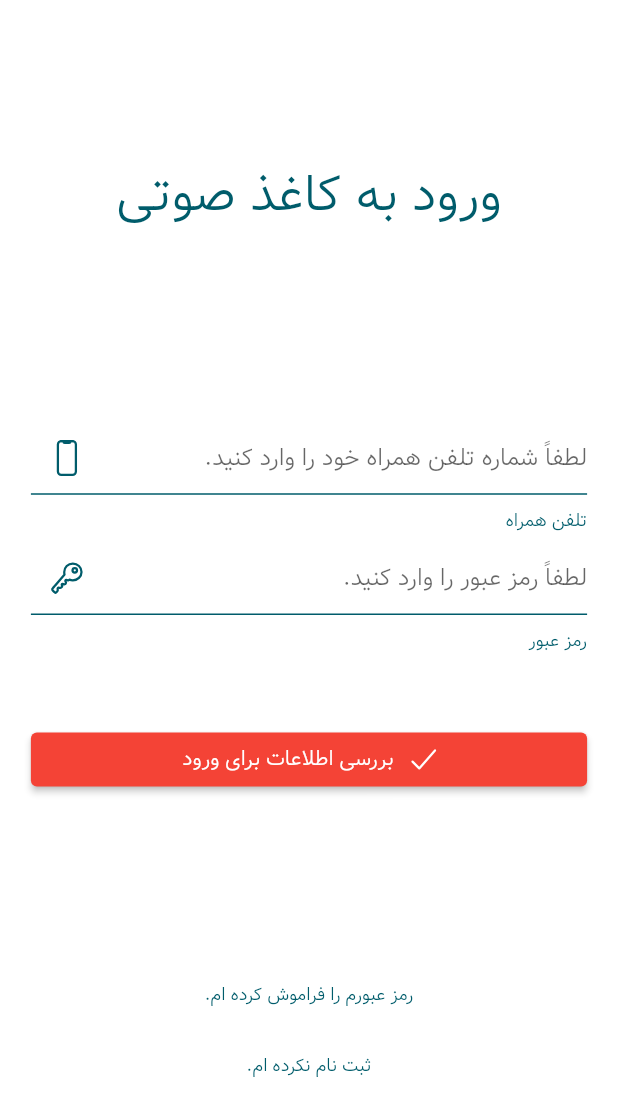
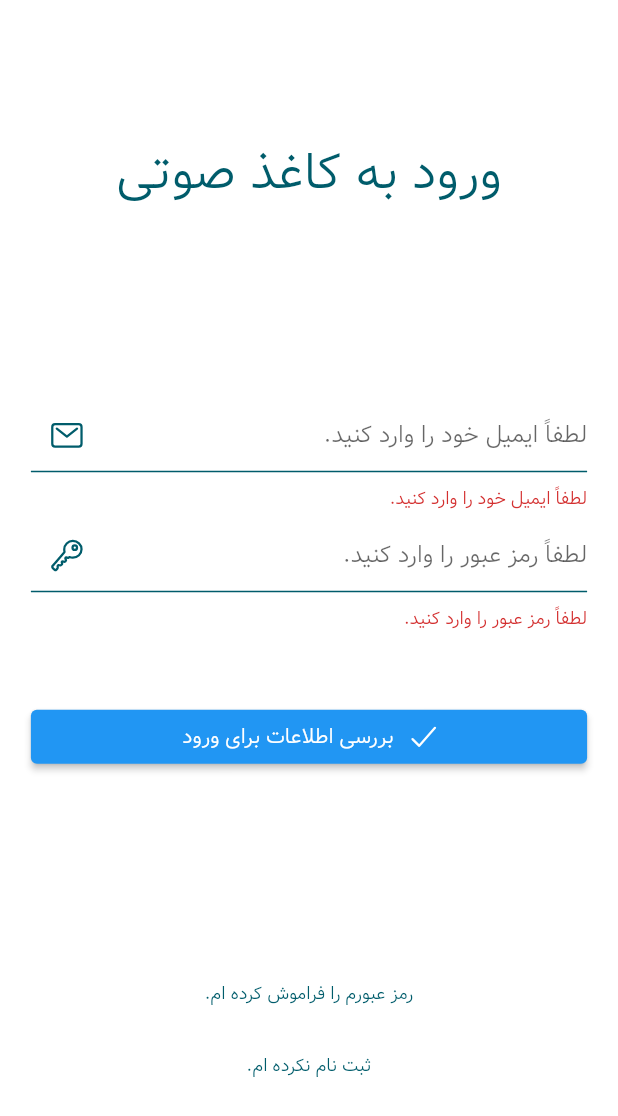
Before and after one commit to akbarpour814/kaghazsoti, a Flutter app: the LoginPage screen opened directly, after a tap on "بررسی اطلاعات برای ورود", on a phone screen of 412 x 824 dp. Shown: the top 1116 px of the screen. Run offline on Flutter 3.47's test engine with Material 2 defaults, Android fonts, the phone set to English and light mode, and no system bars; our stand-ins replace audio_service, audio_video_progress_bar, dio, internet_connection_checker, ionicons, just_audio and 8 more; missing offline and left inert: material_color_generator, persian_number_utility, restart_app, shared_value, zarinpal; accounts and stored records are empty; network calls fail; project files that could hold a hidden picture were left out.

Commit message:
چک نیمه کاره لاگین و اسپلش

```diff
--- a/lib/controller/custom_dio.dart
+++ b/lib/controller/custom_dio.dart
@@ -1,5 +1,8 @@
 import 'package:dio/dio.dart';
+import 'package:shared_value/shared_value.dart';
+
+String tokenLogin = '';
 
 class CustomDio {
-  static Dio dio = Dio(BaseOptions(baseUrl: 'https://kaghazsoti.uage.ir/api/', headers: {'Authorization' : 'Bearer 50|IEyWoGaAYripoLugW6mcaVN69n2gpjjNv0vNPYmA', 'Accept': 'application/json', 'client': 'api'}),);
+  static Dio dio = Dio(BaseOptions(baseUrl: 'https://kaghazsoti.uage.ir/api/', headers: {'Authorization' : 'Bearer $tokenLogin', 'Accept': 'application/json', 'client': 'api'}),);
 }
--- a/lib/main.dart
+++ b/lib/main.dart
@@ -130,8 +130,7 @@ class MyApp extends StatelessWidget {
   ThemeData _theme(BuildContext context) {
     return ThemeData(
       fontFamily: fontFamily,
-      //primarySwatch: generateMaterialColor(color: _primaryColor),
-      primarySwatch: Colors.red,
+      primarySwatch: generateMaterialColor(color: _primaryColor),
       primaryColor: _primaryColor,
       scaffoldBackgroundColor: Colors.white,
       dividerColor: _primaryColor,
--- a/lib/view/pages/login_pages/login_page.dart
+++ b/lib/view/pages/login_pages/login_page.dart
@@ -8,8 +8,10 @@ import 'package:takfood_seller/view/pages/login_pages/registration_page.dart';
 import 'package:takfood_seller/view/view_models/custom_text_field.dart';
 import 'package:sizer/sizer.dart';
 
+import '../../../controller/functions_for_checking_user_information_format.dart';
 import '../../../main.dart';
 import '../../view_models/custom_snack_bar.dart';
+import '../../view_models/persistent_bottom_navigation_bar.dart';
 
 class LoginPage extends StatefulWidget {
   const LoginPage({Key? key}) : super(key: key);
@@ -19,10 +21,13 @@ class LoginPage extends StatefulWidget {
 }
 
 class _LoginPageState extends State<LoginPage> with TickerProviderStateMixin {
+  late  bool _internetConnectionChecker;
+  late Response<dynamic> _customDio;
+  late CustomResponse _customResponse;
   final TextEditingController _emailOrPhoneNumberController = TextEditingController();
-  bool _emailOrPhoneNumberError = false;
+  String? _emailOrPhoneNumberError;
   final TextEditingController _passwordController = TextEditingController();
-  bool _passwordError = false;
+  String? _passwordError;
 
   late bool _loginPermission;
   late bool _emailOrPhoneNumber;
@@ -32,15 +37,17 @@ class _LoginPageState extends State<LoginPage> with TickerProviderStateMixin {
   @override
   void initState() {
     _loginPermission = false;
-    _emailOrPhoneNumber = false;
+    _emailOrPhoneNumber = true;
 
     super.initState();
   }
 
   @override
   Widget build(BuildContext context) {
-    return Scaffold(
-      body: _body(),
+    return SafeArea(
+      child: Scaffold(
+        body: _body(),
+      ),
     );
   }
 
@@ -67,7 +74,6 @@ class _LoginPageState extends State<LoginPage> with TickerProviderStateMixin {
               _informationConfirmButton(),
               Container(
                 margin: EdgeInsets.only(top: 15.0.h),
-                height: 8.0.h,
                 child: Column(
                   mainAxisAlignment: MainAxisAlignment.spaceBetween,
                   children: [
@@ -156,14 +162,18 @@ class _LoginPageState extends State<LoginPage> with TickerProviderStateMixin {
         decoration: InputDecoration(
           helperText: _emailOrPhoneNumber ? 'ایمیل' : 'تلفن همراه',
           hintText: 'لطفاً ${_emailOrPhoneNumber ? 'ایمیل' : 'شماره تلفن همراه'} خود را وارد کنید.',
-          errorText: _emailOrPhoneNumberError ? _emailOrPhoneNumber ? '' : '' : null,
+          errorText: _emailOrPhoneNumberError,
           suffixIcon: Icon(
             _emailOrPhoneNumber
                 ? Ionicons.mail_outline
                 : Ionicons.phone_portrait_outline,
           ),
         ),
-        onChanged: (String text) {},
+        onChanged: (String text) {
+          setState(() {
+            _emailOrPhoneNumberError = null;
+          });
+        },
       ),
     );
   }
@@ -178,10 +188,14 @@ class _LoginPageState extends State<LoginPage> with TickerProviderStateMixin {
         decoration: InputDecoration(
           helperText: 'رمز عبور',
           hintText: 'لطفاً رمز عبور را وارد کنید.',
-          errorText: _passwordError ? 'رمز عبور وارد شده شتباه است.' : null,
+          errorText: _passwordError,
           suffixIcon: const Icon(Ionicons.key_outline),
         ),
-        onChanged: (String text) {},
+        onChanged: (String text) {
+          setState(() {
+            _passwordError = null;
+          });
+        },
       ),
     );
   }
@@ -204,14 +218,64 @@ class _LoginPageState extends State<LoginPage> with TickerProviderStateMixin {
   }
 
   void _informationConfirm() async {
-    Response<dynamic> response = await CustomDio.dio.post('login', data: {'email' : _emailOrPhoneNumberController.text, 'password' : _passwordController.text},);
+    _emailOrPhoneNumberError = UserInformationFormatCheck.checkEmailFormat(
+      _emailOrPhoneNumberController,
+        'لطفاً ${_emailOrPhoneNumber ? 'ایمیل' : 'شماره تلفن همراه'} خود را وارد کنید.',
+    );
 
-    _informationConfirmResponse = CustomResponse.fromJson(response.data);
+    _passwordError = UserInformationFormatCheck.checkPasswordFormat(_passwordController, 'لطفاً رمز عبور را وارد کنید.',);
+
+    if((_emailOrPhoneNumberError == null) && (_passwordError == null)) {
+      _customDio = await CustomDio.dio.post('login', data: {'email' : _emailOrPhoneNumberController.text, 'password' : _passwordController.text},);
+
+      if(_customDio.statusCode == 200) {
+        _customResponse = CustomResponse.fromJson(_customDio.data);
+
+        _loginPermission = true;
+
+        if(_customResponse.success) {
+          _emailOrPhoneNumberError = null;
+          _passwordError = null;
+
+          tokenLogin = _customResponse.data['token'];
+          await sharedPreferences.setString('tokenLogin', _customResponse.data['token']);
+          await sharedPreferences.setBool('firstLogin', false);
+
+          ScaffoldMessenger.of(context).showSnackBar(
+            customSnackBar(
+              context,
+              Ionicons.checkmark_done_outline,
+              'به کاغذ صوتی خوش آمدید.',
+              2,
+            ),
+          );
+
+          Future.delayed(const Duration(seconds: 3), () {
+            Navigator.pushReplacement(
+              context,
+              MaterialPageRoute(
+                builder: (context) => const PersistentBottomNavigationBar(),
+              ),
+            );
+          });
+
+        } else {
+          _emailOrPhoneNumberError = 'کاربری با ایمیل وارد شده یافت نشد.';
+          _passwordError = 'رمز عبور وارد شده درست نمی باشد.';
+
+          _loginPermission = false;
+        }
+      }
+    }
+
+
+
+
   }
 
-  InkWell _forgotPasswordButton() {
-    return InkWell(
-      onTap: () {
+  TextButton _forgotPasswordButton() {
+    return TextButton(
+      onPressed: () {
         if (!_loginPermission) {
           Navigator.of(context).push(
             MaterialPageRoute(
@@ -233,9 +297,9 @@ class _LoginPageState extends State<LoginPage> with TickerProviderStateMixin {
     );
   }
 
-  InkWell _registrationButton() {
-    return InkWell(
-      onTap: () {
+  TextButton _registrationButton() {
+    return TextButton(
+      onPressed: () {
         if (!_loginPermission) {
           Navigator.of(context).push(
             MaterialPageRoute(
--- a/lib/view/pages/login_pages/registration_page.dart
+++ b/lib/view/pages/login_pages/registration_page.dart
@@ -291,7 +291,7 @@ class _RegistrationPageState extends State<RegistrationPage> {
 
         if (_registeredInformation) {
           ScaffoldMessenger.of(context).showSnackBar(
-            customSnackBar(context, Ionicons.checkmark_done_outline, 'خوش آمدید.',),
+            customSnackBar(context, Ionicons.checkmark_done_outline, 'خوش آمدید.', 2,),
           );
         }
 
--- a/lib/view/pages/profile_page/account_page.dart
+++ b/lib/view/pages/profile_page/account_page.dart
@@ -301,6 +301,7 @@ class _AccountPageState extends State<AccountPage> {
               context,
               Ionicons.checkmark_done_outline,
               'اطلاعات شما با موفقیت به روز رسانی شد.',
+              4,
             ),
           );
         } else {
@@ -309,6 +310,7 @@ class _AccountPageState extends State<AccountPage> {
               context,
               Ionicons.refresh_outline,
               'لطفاً دوباره امتحان کنید.',
+              4,
             ),
           );
         }
--- a/lib/view/pages/profile_page/contact_us_page.dart
+++ b/lib/view/pages/profile_page/contact_us_page.dart
@@ -286,6 +286,7 @@ class _ContactUsPageState extends State<ContactUsPage> {
             context,
             Ionicons.checkmark_done_outline,
             'نظر شما با موفقیت ثبت شد.',
+            4,
           ),
         );
       } else {
@@ -294,6 +295,7 @@ class _ContactUsPageState extends State<ContactUsPage> {
             context,
             Ionicons.refresh_outline,
             'لطفاً دوباره امتحان کنید.',
+            4,
           ),
         );
       }
--- a/lib/view/pages/profile_page/password_setting_page.dart
+++ b/lib/view/pages/profile_page/password_setting_page.dart
@@ -249,7 +249,7 @@ class _PasswordSettingPageState extends State<PasswordSettingPage> {
 
           if (_newPasswordRegistered) {
             ScaffoldMessenger.of(context).showSnackBar(
-              customSnackBar(context, Ionicons.checkmark_done_outline, 'رمز عبور جدید ثبت شد.',),
+              customSnackBar(context, Ionicons.checkmark_done_outline, 'رمز عبور جدید ثبت شد.', 4,),
             );
           }
 
--- a/lib/view/pages/profile_page/profile_page.dart
+++ b/lib/view/pages/profile_page/profile_page.dart
@@ -187,7 +187,7 @@ class _ProfilePageState extends State<ProfilePage> {
   InkWell _logOut() {
     return InkWell(
       onTap: () async {
-        await sharedPreferences.setBool('logOut', true);
+        await sharedPreferences.setBool('firstLogin', true);
 
         Restart.restartApp();
       },
--- a/lib/view/view_models/book_introduction_page.dart
+++ b/lib/view/view_models/book_introduction_page.dart
@@ -657,6 +657,7 @@ class _BookIntroductionPageState extends State<BookIntroductionPage>
             context,
             Ionicons.checkmark_done_outline,
             'نظر شما با موفقیت ثبت شد.',
+            4,
           ),
         );
       } else {
@@ -665,6 +666,7 @@ class _BookIntroductionPageState extends State<BookIntroductionPage>
             context,
             Ionicons.refresh_outline,
             'لطفاً دوباره امتحان کنید.',
+            4,
           ),
         );
       }
--- a/lib/view/view_models/custom_snack_bar.dart
+++ b/lib/view/view_models/custom_snack_bar.dart
@@ -2,13 +2,14 @@ import 'package:flutter/material.dart';
 
 import '../../main.dart';
 
-SnackBar customSnackBar(BuildContext context, IconData contentIcon, String contentText) {
+SnackBar customSnackBar(BuildContext context, IconData contentIcon, String contentText, int duration) {
   return SnackBar(
     backgroundColor: Theme.of(context).primaryColor,
     shape: const Border(
       bottom: BorderSide(color: Colors.white),
     ),
     padding: const EdgeInsets.all(8.0),
+    duration: Duration(seconds: duration),
     content: Row(
       children: [
         Padding(
```
Also changed, not shown: lib/view/pages/login_pages/splash_page.dart (+18 -5 lines).
